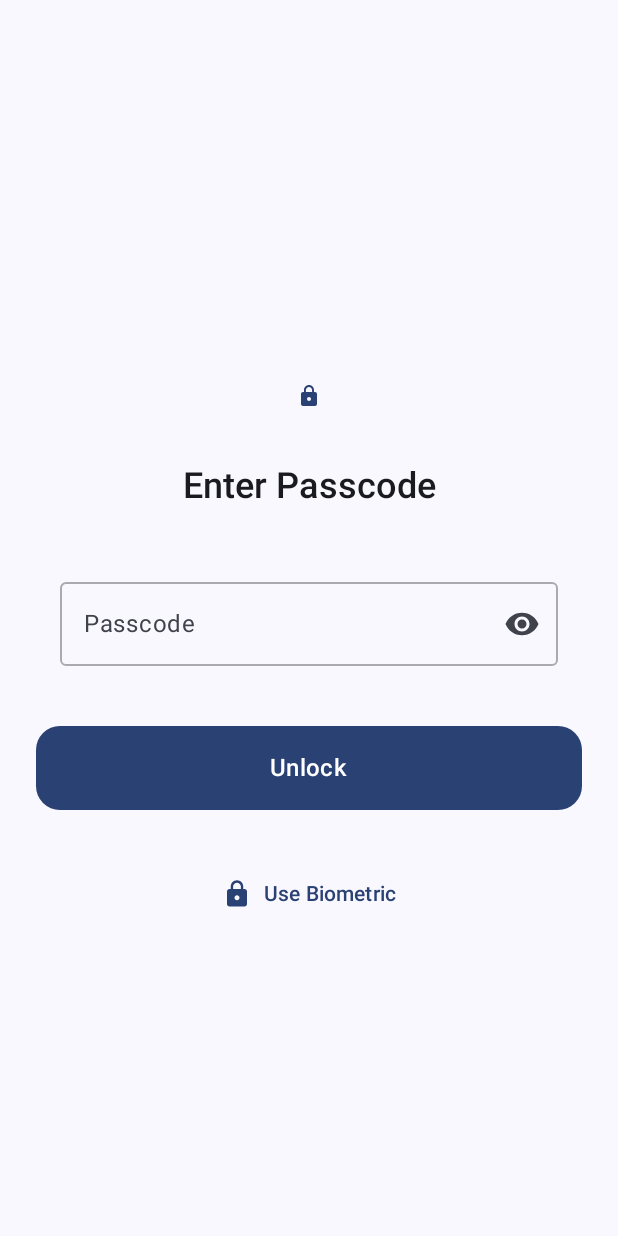
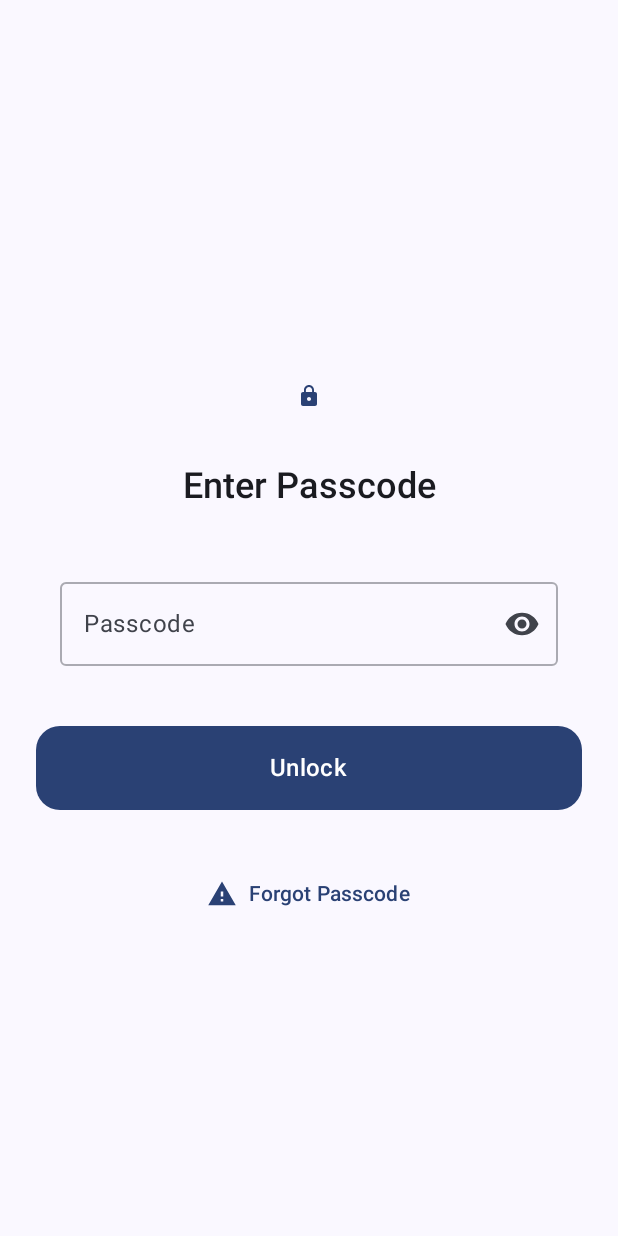
Before and after one commit to nethical6/LockLock, an Android app built with Jetpack Compose: the AppLockActivity screen opened directly, with no data from a screen before it, after a tap on "Unlock", on a phone screen of 412 x 824 dp. Run offline under Robolectric (Android 15) with nearby library versions, the phone set to English and light mode, and no system bars; 2 statements that could not run were skipped.

Commit message:
bruteforce protection

```diff
--- a/app/src/main/java/nethical/locklock/screens/LockScreen.kt
+++ b/app/src/main/java/nethical/locklock/screens/LockScreen.kt
@@ -3,6 +3,7 @@ package nethical.locklock.screens
 
 import android.R.attr.text
 import android.content.Context.MODE_PRIVATE
+import android.os.SystemClock
 import android.util.Log
 import android.widget.Toast
 import androidx.compose.foundation.Image
@@ -12,6 +13,7 @@ import androidx.compose.foundation.text.KeyboardActions
 import androidx.compose.foundation.text.KeyboardOptions
 import androidx.compose.material.icons.Icons
 import androidx.compose.material.icons.filled.Lock
+import androidx.compose.material.icons.filled.Warning
 import androidx.compose.material3.*
 import androidx.compose.runtime.*
 import androidx.compose.ui.Alignment
@@ -26,12 +28,15 @@ import androidx.compose.ui.text.input.ImeAction
 import androidx.compose.ui.text.input.KeyboardType
 import androidx.compose.ui.text.input.PasswordVisualTransformation
 import androidx.compose.ui.text.input.VisualTransformation
+import androidx.compose.ui.text.style.TextAlign
 import androidx.compose.ui.unit.dp
 import kotlinx.coroutines.delay
 import nethical.locklock.R
 import nethical.locklock.data.AppInfo
 import nethical.locklock.utils.loadAppInfo
 import androidx.core.content.edit
+import kotlin.time.Duration.Companion.minutes
+import kotlin.time.Duration.Companion.seconds
 
 enum class ChangePinStep {
                          INCORRECT,
@@ -53,23 +58,57 @@ fun LockScreen(
 
     val focusRequester = remember { FocusRequester() }
 
-    val currentPinSp = context.getSharedPreferences("pin",MODE_PRIVATE)
-    val currentPin = currentPinSp.getString("pin","0000")
+    val currentPinSp = context.getSharedPreferences("pin", MODE_PRIVATE)
+    val currentPin = currentPinSp.getString("pin", "0000")
+    val cooldownSp = context.getSharedPreferences("cooldown", MODE_PRIVATE)
 
     var pinChangeStep by remember { mutableStateOf<ChangePinStep>(ChangePinStep.WRITE_INITIALLY) }
     var lastEnteredPin by remember { mutableStateOf("") }
 
     var appInfo by remember { mutableStateOf<AppInfo?>(null) }
+
+    var coolDownEndsOn by remember { mutableLongStateOf(0L) }
+    var attempts by remember { mutableLongStateOf(0L) }
+    var cooldownRemaining by remember { mutableStateOf(0L) }
+
     // Auto-focus effect
     LaunchedEffect(Unit) {
+        isVisible = true
+        if (!isChangePin) {
+            appInfo = loadAppInfo(context, packageName)
+        }
+        if (cooldownSp.contains("cooldown")) {
+            val cooldown = cooldownSp.getLong("cooldown", 0L)
+            if (cooldown < System.currentTimeMillis()) {
+                cooldownSp.edit(commit = true) {
+                    remove("cooldown")
+                }
+            } else {
+                coolDownEndsOn = cooldown
+                attempts = 5
+            }
+            return@LaunchedEffect
+        }
         delay(300)
         focusRequester.requestFocus()
-        isVisible = true
-        if(!isChangePin){
-            appInfo = loadAppInfo(context,packageName)
+
+    }
+
+    LaunchedEffect(attempts) {
+        if(attempts>=5){
+            while (coolDownEndsOn > System.currentTimeMillis()) {
+                cooldownRemaining = coolDownEndsOn - System.currentTimeMillis()
+                delay(1000)
+            }
+
+            // Cooldown is over
+            cooldownSp.edit(commit = true) {
+                remove("cooldown") }
+            coolDownEndsOn = 0L
+            attempts = 0
+            cooldownRemaining = 0L
         }
     }
-
     // Handle passcode submission
     fun handleSubmit() {
         Log.d("last", "run")
@@ -129,7 +168,20 @@ fun LockScreen(
             // Success - would navigate to main app
             passcode.value = ""
             onUnlocked()
+            cooldownSp.edit(commit = true) {
+                remove("cooldownLevel")
+            }
         } else {
+            attempts++
+            if(attempts>=5){
+                val cooldownLevel = cooldownSp.getInt("cooldownLevel",1)
+                coolDownEndsOn = System.currentTimeMillis() + ((cooldownLevel*2) * 60 * 1000)
+                cooldownSp.edit(commit = true) {
+                    putLong("cooldown", coolDownEndsOn)
+                    putInt("cooldownLevel",cooldownLevel+1)
+                }
+
+            }
             passcode.value = ""
         }
     }
@@ -179,6 +231,20 @@ fun LockScreen(
 
 
             Spacer(modifier = Modifier.height(32.dp))
+
+            if (attempts >= 5) {
+
+                val seconds = (cooldownRemaining / 1000) % 60
+                val minutes = (cooldownRemaining / 1000) / 60
+                Text(
+                    text = "Try again in %02d:%02d".format(minutes, seconds),
+                    style = MaterialTheme.typography.headlineSmall.copy(
+                        fontWeight = FontWeight.Medium
+                    ),
+                    textAlign = TextAlign.Center,
+                    color = MaterialTheme.colorScheme.onSurface,
+                )
+            } else {
 
                 // Title
                 Text(
@@ -248,7 +314,7 @@ fun LockScreen(
                     )
                 ) {
                     Text(
-                    text = "Unlock",
+                        text = if (isChangePin) "Set" else "Unlock",
                         style = MaterialTheme.typography.titleMedium.copy(
                             fontWeight = FontWeight.SemiBold
                         )
@@ -257,21 +323,21 @@ fun LockScreen(
 
                 Spacer(modifier = Modifier.height(32.dp))
 
-            // Biometric option
                 TextButton(
                     onClick = { /* Handle biometric */ },
                 ) {
                     Icon(
-                    imageVector = Icons.Default.Lock, // You can replace with fingerprint icon
-                    contentDescription = "Biometric",
+                        imageVector = Icons.Default.Warning,
+                        contentDescription = "Forgot Passcode",
                         modifier = Modifier.size(20.dp)
                     )
                     Spacer(modifier = Modifier.width(8.dp))
                     Text(
-                    text = "Use Biometric",
+                        text = "Forgot Passcode",
                         color = MaterialTheme.colorScheme.primary
                     )
                 }
             }
         }
     }
+}
```
Lines whose indentation alone changed are shown as unchanged.
